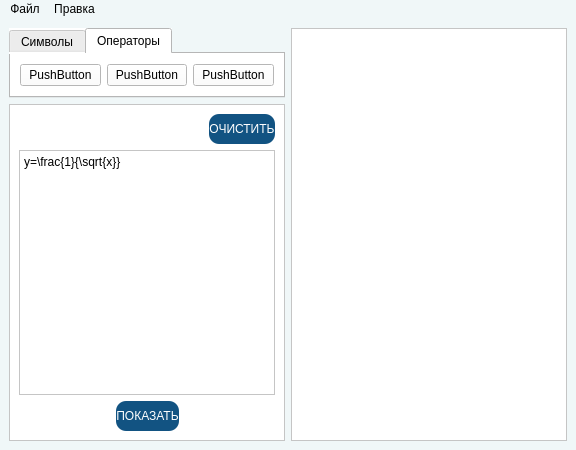
First picture: the form in design.ui, repository case-math-editor/math-editor, before the edit.
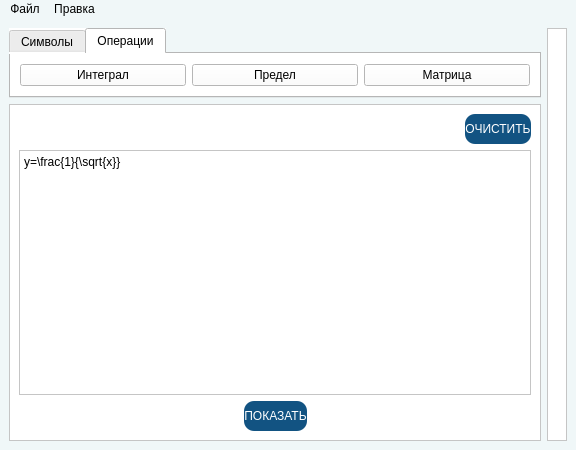
Second picture: the form after the edit. The open tabs and pages were chosen to show the change. Icons and pictures are not drawn.

Commit message: symbol/operation buttons added; latex improved

Diff of the .ui file:
```diff
--- a/design.ui
+++ b/design.ui
@@ -45,7 +45,7 @@
      <verstretch>0</verstretch>
     </sizepolicy>
    </property>
-   <layout class="QGridLayout" name="gridLayout" columnstretch="1,2">
+   <layout class="QGridLayout" name="gridLayout" columnstretch="0,0">
     <item row="0" column="0">
      <widget class="QTabWidget" name="tabWidget">
       <property name="sizePolicy">
@@ -187,7 +187,7 @@
       </widget>
       <widget class="QWidget" name="tab_2">
        <attribute name="title">
-        <string>Операторы</string>
+        <string>Операции</string>
        </attribute>
        <layout class="QHBoxLayout" name="horizontalLayout_5">
         <item>
@@ -195,21 +195,30 @@
           <item>
            <widget class="QPushButton" name="integralButton">
             <property name="text">
-             <string>PushButton</string>
+             <string>Интеграл</string>
             </property>
+            <property name="iconSize">
+             <size>
+              <width>30</width>
+              <height>16</height>
+             </size>
+            </property>
+            <attribute name="buttonGroup">
+             <string notr="true">symbolButton</string>
+            </attribute>
            </widget>
           </item>
           <item>
            <widget class="QPushButton" name="limitButton">
             <property name="text">
-             <string>PushButton</string>
+             <string>Предел</string>
             </property>
            </widget>
           </item>
           <item>
            <widget class="QPushButton" name="matrixButton">
             <property name="text">
-             <string>PushButton</string>
+             <string>Матрица</string>
             </property>
            </widget>
           </item>
@@ -227,6 +236,11 @@
         <verstretch>0</verstretch>
        </sizepolicy>
       </property>
+      <property name="font">
+       <font>
+        <family>Times New Roman</family>
+       </font>
+      </property>
       <property name="styleSheet">
        <string notr="true">background-color: rgb(255, 255, 255);</string>
       </property>
@@ -236,7 +250,7 @@
       <property name="frameShadow">
        <enum>QFrame::Raised</enum>
       </property>
-      <layout class="QVBoxLayout" name="verticalLayout_3" stretch=""/>
+      <layout class="QVBoxLayout" name="verticalLayout_3"/>
      </widget>
     </item>
     <item row="1" column="0">
```
Left out of the diff: 64 changed lines with no effect on the pictures. The commit also changes 12 other files.
